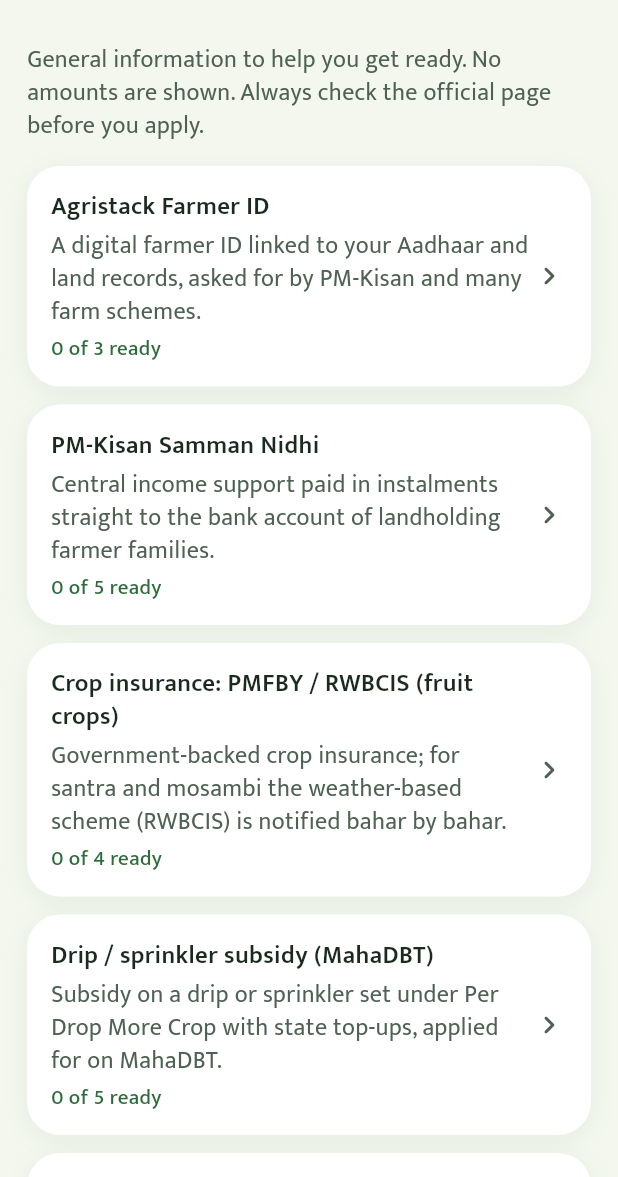
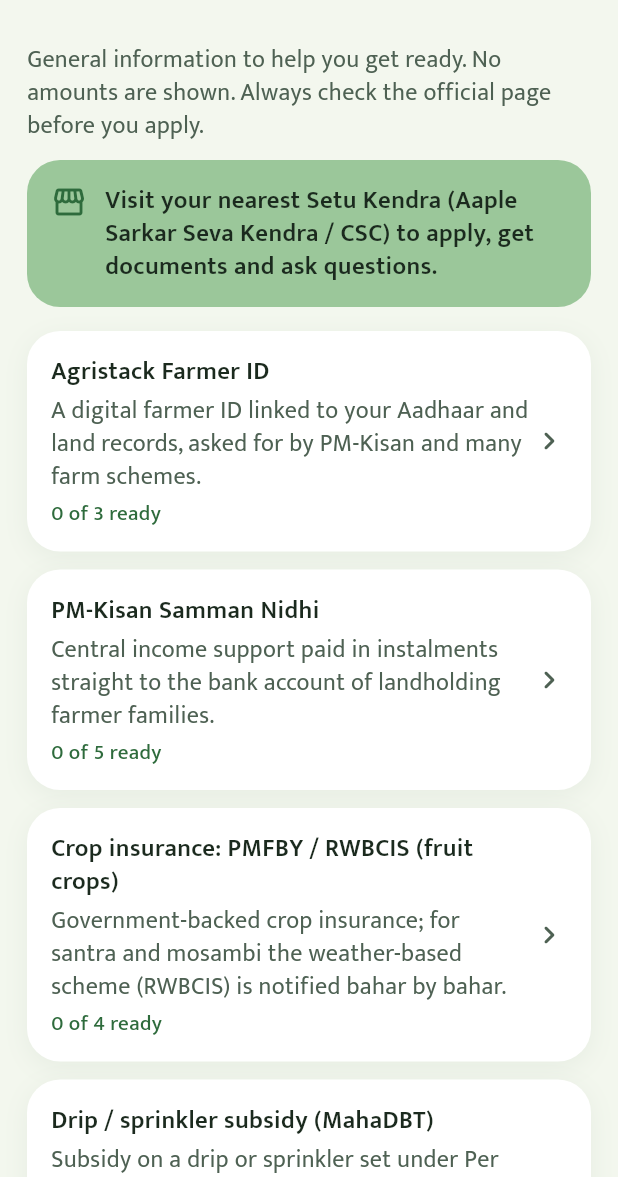
Before and after one commit to abhishekwasu-hue/BaghMitra, a Flutter app: the SchemesScreen screen opened by its route, on a phone screen of 412 x 824 dp, the part 59-1236 px from its top. Run offline on Flutter 3.47's test engine with Material 3 defaults, Android fonts, the phone set to English and light mode, and no system bars; our stand-ins replace chopper, drift, drift_flutter, file_picker, flutter_local_notifications, flutter_riverpod and 9 more; accounts and stored records are empty; generated files the repository leaves out were written again.

Commit message:
Schemes: 'visit your nearest Setu Kendra' note on the list, each scheme and the shared text
Co-Authored-By: Claude Opus 5.5 <noreply@anthropic.com>
Claude-Session: https://claude.ai/code/session_01B7kBigbAi2vsgA73tKSpeT

```diff
--- a/app/lib/features/schemes/presentation/scheme_screens.dart
+++ b/app/lib/features/schemes/presentation/scheme_screens.dart
@@ -39,6 +39,7 @@ String schemeShareText(
     a.url == null ? '• ${a.label(lang)}' : '• ${a.label(lang)}: ${a.url}',
   '',
   t.schemeWhoCheck,
+  t.schemeVisitSetu,
   shareFooter(t, productName),
 ].join('\n');
 
@@ -81,6 +82,8 @@ class SchemesScreen extends ConsumerWidget {
               t.schemesIntro,
               style: BmType.body.copyWith(color: c.inkMuted),
             ),
+            const SizedBox(height: BmSpace.sm),
+            const SetuNote(key: Key('setu-note')),
             const SizedBox(height: BmSpace.md),
             for (final s in value.schemes)
               Padding(
@@ -283,6 +286,8 @@ class SchemeDetailScreen extends ConsumerWidget {
                   : Text(t.schemeNotConfirmed, style: notConfirmed),
             ),
           section(t.schemeWhereToApply),
+          const SetuNote(key: Key('scheme-setu-note')),
+          const SizedBox(height: BmSpace.xs),
           for (final (i, a) in scheme.apply.indexed)
             if (a.url case final url?)
               link(
@@ -335,3 +340,29 @@ class SchemeDetailScreen extends ConsumerWidget {
     );
   }
 }
+
+/// "Visit your nearest Setu Kendra" nudge: where growers actually apply and get papers.
+class SetuNote extends StatelessWidget {
+  const SetuNote({super.key});
+
+  @override
+  Widget build(BuildContext context) {
+    final t = AppLocalizations.of(context);
+    final c = context.bm;
+    return Container(
+      padding: const EdgeInsets.all(BmSpace.md),
+      decoration: BoxDecoration(
+        color: c.brandSoft,
+        borderRadius: BorderRadius.circular(BmRadius.card),
+      ),
+      child: Row(
+        crossAxisAlignment: CrossAxisAlignment.start,
+        children: [
+          Icon(Icons.storefront_outlined, color: c.brandStrong),
+          const SizedBox(width: BmSpace.sm),
+          Expanded(child: Text(t.schemeVisitSetu, style: BmType.bodyStrong)),
+        ],
+      ),
+    );
+  }
+}
--- a/app/lib/l10n/app_en.arb
+++ b/app/lib/l10n/app_en.arb
@@ -941,6 +941,8 @@
   "schemesTitle": "Schemes and documents",
   "schemesHomeHint": "Who can apply, documents to keep ready",
   "schemesIntro": "General information to help you get ready. No amounts are shown. Always check the official page before you apply.",
+  "schemeVisitSetu": "Visit your nearest Setu Kendra (Aaple Sarkar Seva Kendra / CSC) to apply, get documents and ask questions.",
+  "@schemeVisitSetu": {"description": "Nudge to visit the nearest Setu / Aaple Sarkar Seva Kendra (CSC); shown on the scheme list and each scheme."},
   "schemeWho": "Who can apply",
   "schemeWhoCheck": "In general terms. Check the official page.",
   "schemeDocuments": "Documents usually needed",
--- a/app/lib/l10n/app_hi.arb
+++ b/app/lib/l10n/app_hi.arb
@@ -635,6 +635,7 @@
   "schemesTitle": "योजनाएँ और दस्तावेज़",
   "schemesHomeHint": "कौन आवेदन कर सकता है, कौन से दस्तावेज़ तैयार रखें",
   "schemesIntro": "तैयारी के लिए सामान्य जानकारी। कोई राशि नहीं दी गई है। आवेदन से पहले आधिकारिक पेज ज़रूर देखें।",
+  "schemeVisitSetu": "आवेदन, दस्तावेज़ और अधिक जानकारी के लिए अपने नज़दीकी सेतु केंद्र (आपले सरकार सेवा केंद्र / CSC) पर जाएँ।",
   "schemeWho": "कौन आवेदन कर सकता है",
   "schemeWhoCheck": "सामान्य जानकारी। आधिकारिक पेज देखें।",
   "schemeDocuments": "आमतौर पर लगने वाले दस्तावेज़",
--- a/app/lib/l10n/app_localizations.dart
+++ b/app/lib/l10n/app_localizations.dart
@@ -3916,6 +3916,12 @@ abstract class AppLocalizations {
   /// **'General information to help you get ready. No amounts are shown. Always check the official page before you apply.'**
   String get schemesIntro;
 
+  /// Nudge to visit the nearest Setu / Aaple Sarkar Seva Kendra (CSC); shown on the scheme list and each scheme.
+  ///
+  /// In en, this message translates to:
+  /// **'Visit your nearest Setu Kendra (Aaple Sarkar Seva Kendra / CSC) to apply, get documents and ask questions.'**
+  String get schemeVisitSetu;
+
   /// No description provided for @schemeWho.
   ///
   /// In en, this message translates to:
--- a/app/lib/l10n/app_localizations_en.dart
+++ b/app/lib/l10n/app_localizations_en.dart
@@ -2210,6 +2210,10 @@ class AppLocalizationsEn extends AppLocalizations {
       'General information to help you get ready. No amounts are shown. Always check the official page before you apply.';
 
   @override
+  String get schemeVisitSetu =>
+      'Visit your nearest Setu Kendra (Aaple Sarkar Seva Kendra / CSC) to apply, get documents and ask questions.';
+
+  @override
   String get schemeWho => 'Who can apply';
 
   @override
--- a/app/lib/l10n/app_localizations_hi.dart
+++ b/app/lib/l10n/app_localizations_hi.dart
@@ -2205,6 +2205,10 @@ class AppLocalizationsHi extends AppLocalizations {
       'तैयारी के लिए सामान्य जानकारी। कोई राशि नहीं दी गई है। आवेदन से पहले आधिकारिक पेज ज़रूर देखें।';
 
   @override
+  String get schemeVisitSetu =>
+      'आवेदन, दस्तावेज़ और अधिक जानकारी के लिए अपने नज़दीकी सेतु केंद्र (आपले सरकार सेवा केंद्र / CSC) पर जाएँ।';
+
+  @override
   String get schemeWho => 'कौन आवेदन कर सकता है';
 
   @override
--- a/app/lib/l10n/app_localizations_mr.dart
+++ b/app/lib/l10n/app_localizations_mr.dart
@@ -2204,6 +2204,10 @@ class AppLocalizationsMr extends AppLocalizations {
       'तयारीसाठी सर्वसाधारण माहिती. रक्कम दिलेली नाही. अर्ज करण्याआधी अधिकृत पान नक्की तपासा.';
 
   @override
+  String get schemeVisitSetu =>
+      'अर्ज, कागदपत्रे आणि अधिक माहितीसाठी जवळच्या सेतू केंद्राला (आपले सरकार सेवा केंद्र / CSC) भेट द्या.';
+
+  @override
   String get schemeWho => 'कोण अर्ज करू शकतो';
 
   @override
--- a/app/lib/l10n/app_mr.arb
+++ b/app/lib/l10n/app_mr.arb
@@ -635,6 +635,7 @@
   "schemesTitle": "योजना व कागदपत्रे",
   "schemesHomeHint": "कोण अर्ज करू शकतो, कोणती कागदपत्रे तयार ठेवावी",
   "schemesIntro": "तयारीसाठी सर्वसाधारण माहिती. रक्कम दिलेली नाही. अर्ज करण्याआधी अधिकृत पान नक्की तपासा.",
+  "schemeVisitSetu": "अर्ज, कागदपत्रे आणि अधिक माहितीसाठी जवळच्या सेतू केंद्राला (आपले सरकार सेवा केंद्र / CSC) भेट द्या.",
   "schemeWho": "कोण अर्ज करू शकतो",
   "schemeWhoCheck": "सर्वसाधारण माहिती. अधिकृत पान तपासा.",
   "schemeDocuments": "सहसा लागणारी कागदपत्रे",
```
Also changed, not shown: 3 other files.
